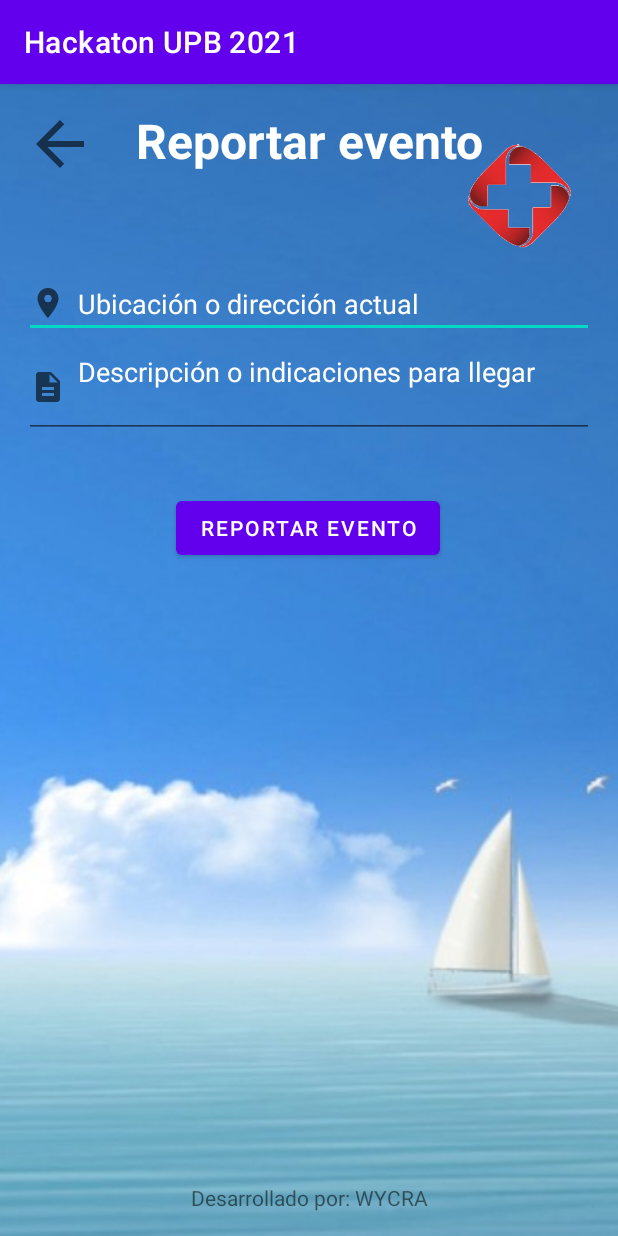
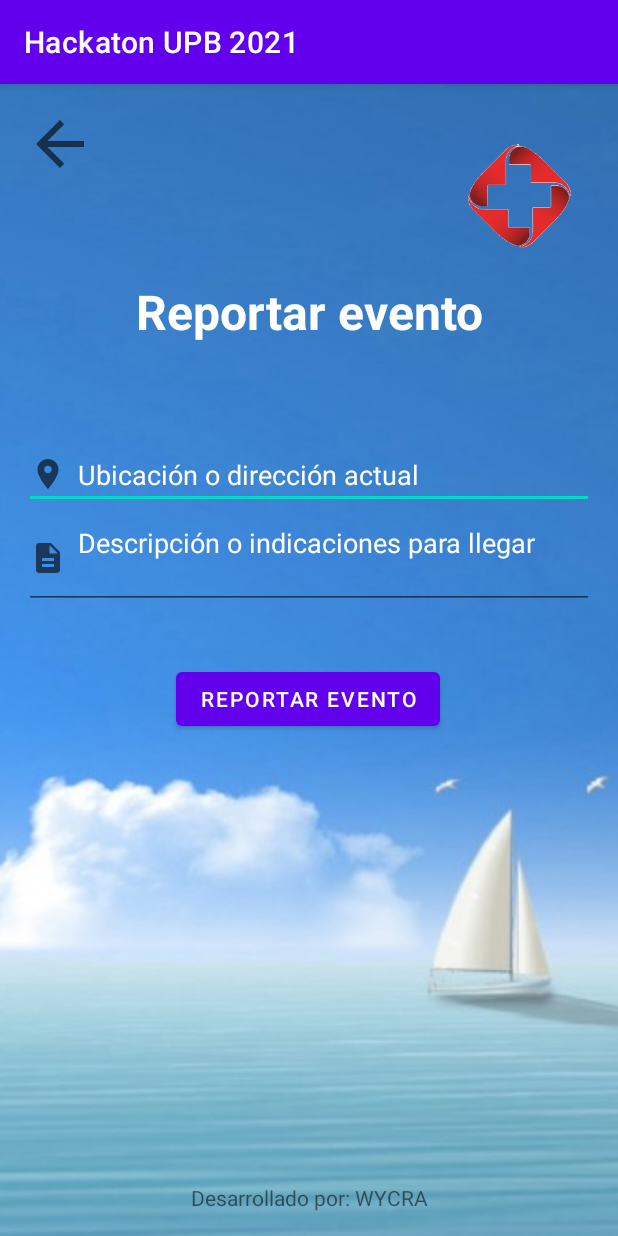
Before and after one commit to wiltrovira/HackatonUPB2021, an Android app: the ReportarEventoActivity screen opened directly, with no data from a screen before it, on a phone screen of 412 x 824 dp. Run offline under Robolectric (Android 15) with nearby library versions, the phone set to English and light mode, and no system bars.

Commit message:
Cambios sincronizados

```diff
--- a/app/src/main/res/layout/activity_home.xml
+++ b/app/src/main/res/layout/activity_home.xml
@@ -93,7 +93,7 @@
         app:layout_constraintStart_toStartOf="parent"
         app:layout_constraintTop_toTopOf="parent"
         app:layout_constraintVertical_bias="1.0"
-        app:srcCompat="@mipmap/ic_misData"
+        app:srcCompat="@mipmap/ic_misdata"
         tools:ignore="SpeakableTextPresentCheck,ImageContrastCheck"
         android:contentDescription="TODO" />
 
--- a/app/src/main/res/layout/activity_mi_historial.xml
+++ b/app/src/main/res/layout/activity_mi_historial.xml
@@ -2,7 +2,7 @@
 
 <!-- Layout con la lista de reporte de estados -->
 <ListView xmlns:android="http://schemas.android.com/apk/res/android"
-    android:id="@+id/lv_reporteEstado"
+    android:id="@+id/lv_miHistorial"
     android:layout_width="match_parent"
     android:layout_height="match_parent"
     android:background="@drawable/fondo"
--- a/app/src/main/res/layout/activity_reportar_evento.xml
+++ b/app/src/main/res/layout/activity_reportar_evento.xml
@@ -30,7 +30,7 @@
         android:textStyle="bold"
         app:layout_constraintEnd_toEndOf="parent"
         app:layout_constraintStart_toStartOf="parent"
-        tools:layout_editor_absoluteY="102dp" />
+        app:layout_constraintTop_toBottomOf="@+id/imageView4" />
 
     <TextView
         android:id="@+id/tv_categoriaEvento"
```
Also changed, not shown: app/src/main/res/drawable/logo facebook.png (deleted), app/src/main/res/mipmap-hdpi/ic_misdata.png (renamed from app/src/main/res/mipmap-hdpi/ic_misData.png), app/src/main/res/mipmap-mdpi/ic_misdata.png (renamed from app/src/main/res/mipmap-mdpi/ic_misData.png), app/src/main/res/mipmap-xhdpi/ic_misdata.png (renamed from app/src/main/res/mipmap-xhdpi/ic_misData.png), app/src/main/res/mipmap-xxhdpi/ic_misdata.png (renamed from app/src/main/res/mipmap-xxhdpi/ic_misData.png), app/src/main/res/mipmap-xxxhdpi/ic_misdata.png (renamed from app/src/main/res/mipmap-xxxhdpi/ic_misData.png).
